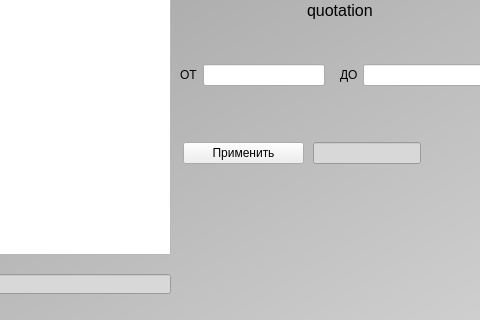
The window that first/FormApp.ui (MedvedevIgS/Lab_SUBD) describes before a commit, drawn with Qt 5; both pictures show x 350 to 830 and y 306 to 626 of the 1042 by 626 pixel window.
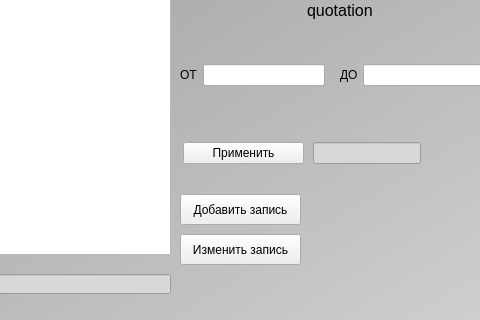
The same window after the commit.

Commit message: Незначительные изменения

```diff
--- a/first/FormApp.ui
+++ b/first/FormApp.ui
@@ -822,6 +822,32 @@
      <bool>true</bool>
     </property>
    </widget>
+   <widget class="QPushButton" name="AddBut">
+    <property name="geometry">
+     <rect>
+      <x>530</x>
+      <y>500</y>
+      <width>121</width>
+      <height>31</height>
+     </rect>
+    </property>
+    <property name="text">
+     <string>Добавить запись</string>
+    </property>
+   </widget>
+   <widget class="QPushButton" name="ChangBut">
+    <property name="geometry">
+     <rect>
+      <x>530</x>
+      <y>540</y>
+      <width>121</width>
+      <height>31</height>
+     </rect>
+    </property>
+    <property name="text">
+     <string>Изменить запись</string>
+    </property>
+   </widget>
   </widget>
   <action name="action">
    <property name="text">
```
